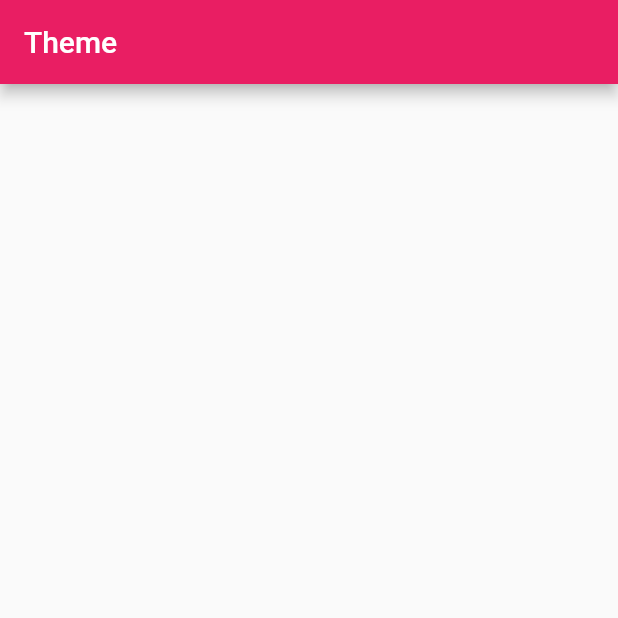
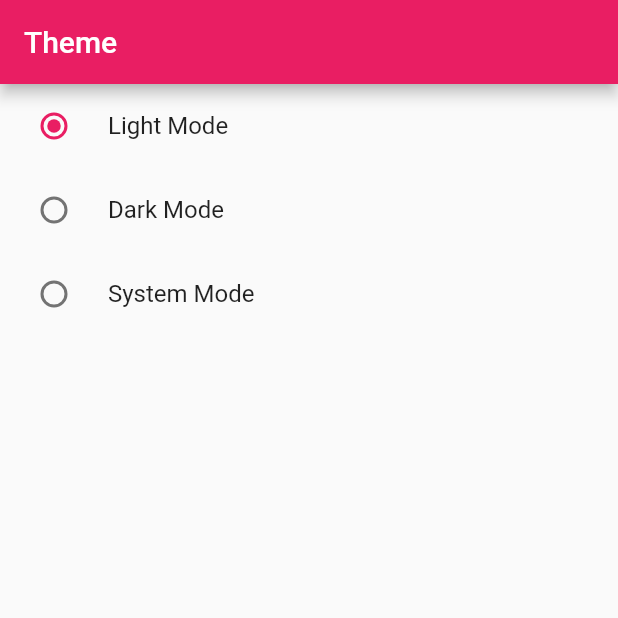
Before and after one commit to purnima-gosain/switch-theme, a Flutter app: the screen it shows after launch, on a phone screen of 412 x 824 dp, the top half of it. Run offline on Flutter 3.47's test engine with Material 2 defaults, Android fonts, the light colour scheme and no system bars.

Commit message:
added dark and system theme

```diff
--- a/lib/main.dart
+++ b/lib/main.dart
@@ -23,8 +23,13 @@ class MyApp extends StatelessWidget {
             title: 'Flutter Demo',
             themeMode: themeChanger.themeMode,
             theme: ThemeData(
+              brightness: Brightness.light,
               primarySwatch: Colors.pink,
             ),
+            darkTheme: ThemeData(
+                appBarTheme: AppBarTheme(color: Colors.purple),
+                brightness: Brightness.dark,
+                primarySwatch: Colors.purple),
             home: const DarkThemeScreen(),
           );
         }));
--- a/lib/screen/dark_theme.dart
+++ b/lib/screen/dark_theme.dart
@@ -19,7 +19,24 @@ class _DarkThemeScreenState extends State<DarkThemeScreen> {
         title: const Text("Theme"),
       ),
       body: Column(
-        children: [],
+        children: [
+          RadioListTile<ThemeMode>(
+              title: const Text('Light Mode'),
+              value: ThemeMode.light,
+              groupValue: themeChanger.themeMode,
+              onChanged: themeChanger.setTheme),
+          RadioListTile<ThemeMode>(
+              activeColor: Colors.purple,
+              title: const Text('Dark Mode'),
+              value: ThemeMode.dark,
+              groupValue: themeChanger.themeMode,
+              onChanged: themeChanger.setTheme),
+          RadioListTile<ThemeMode>(
+              title: const Text('System Mode'),
+              value: ThemeMode.system,
+              groupValue: themeChanger.themeMode,
+              onChanged: themeChanger.setTheme)
+        ],
       ),
     );
   }
```
